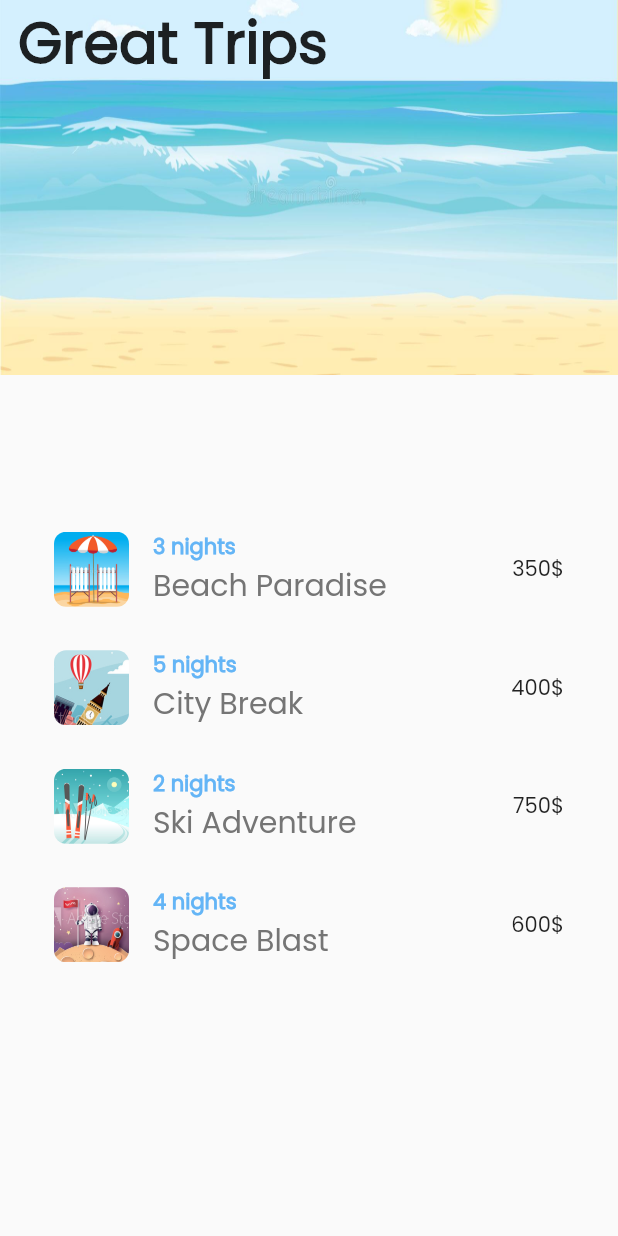
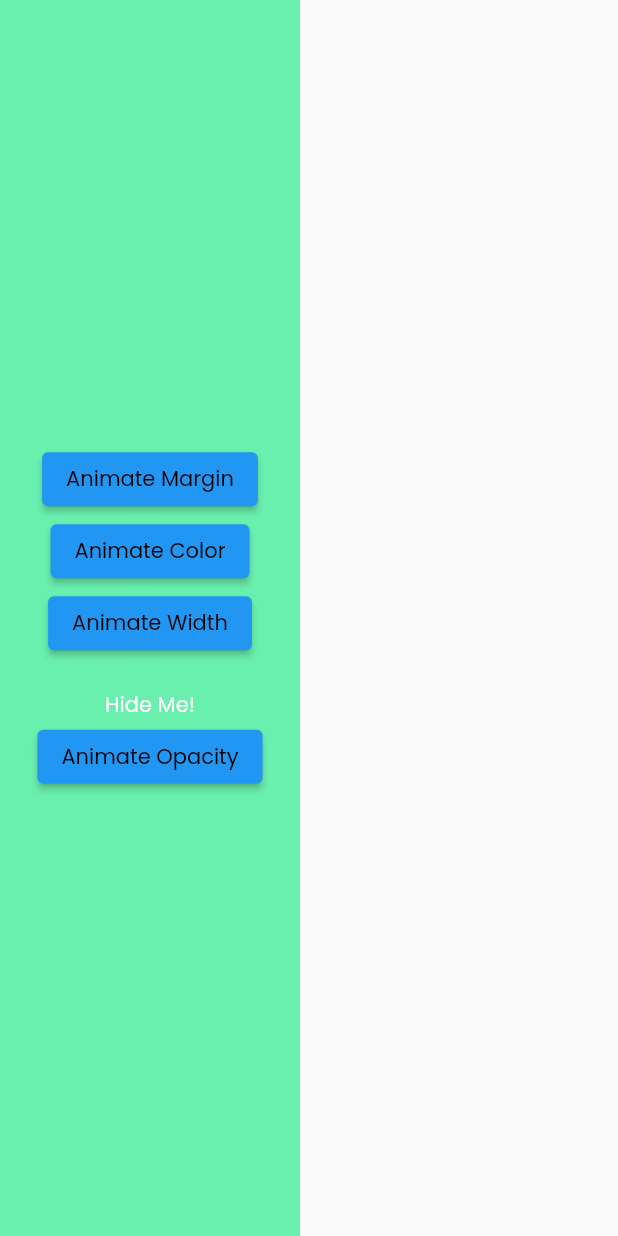
Before and after one commit to YosophAhmed/trips, a Flutter app: the screen it shows after launch, on a phone screen of 412 x 824 dp. Run offline on Flutter 3.47's test engine with Material 2 defaults, Android fonts, the light colour scheme and no system bars.

Commit message:
Latest Commit

```diff
--- a/lib/screens/home_screen.dart
+++ b/lib/screens/home_screen.dart
@@ -1,22 +1,17 @@
 import 'package:flutter/material.dart';
+import 'package:trips/widgets/app_title.dart';
 
 import '../widgets/trips_list_view.dart';
 
-class HomeScreen extends StatefulWidget {
+class HomeScreen extends StatelessWidget {
   static const String routeName = 'HomeScreen';
 
   const HomeScreen({Key? key}) : super(key: key);
 
   @override
-  State<HomeScreen> createState() => _HomeScreenState();
-}
-
-class _HomeScreenState extends State<HomeScreen> {
-  @override
   Widget build(BuildContext context) {
     return Scaffold(
-      body: SafeArea(
-        child: Column(
+      body: Column(
         children: [
           Stack(
             children: [
@@ -27,18 +22,7 @@ class _HomeScreenState extends State<HomeScreen> {
                   fit: BoxFit.fill,
                 ),
               ),
-                const Padding(
-                  padding: EdgeInsets.only(
-                    left: 12.0,
-                  ),
-                  child: Text(
-                    'Great Trips',
-                    style: TextStyle(
-                      fontSize: 38,
-                      fontWeight: FontWeight.bold,
-                    ),
-                  ),
-                ),
+              const AppTitle(),
             ],
           ),
           const SizedBox(
@@ -47,7 +31,7 @@ class _HomeScreenState extends State<HomeScreen> {
           const TripsListView(),
         ],
       ),
-      ),
     );
+    ;
   }
 }
--- /dev/null
+++ b/lib/screens/sandbox_screen.dart
@@ -0,0 +1,104 @@
+import 'package:flutter/material.dart';
+
+class SandBoxScreen extends StatefulWidget {
+  static const String routeName = 'SandBoxScreen';
+  const SandBoxScreen({Key? key}) : super(key: key);
+
+  @override
+  State<SandBoxScreen> createState() => _SandBoxScreenState();
+}
+
+class _SandBoxScreenState extends State<SandBoxScreen> {
+  double opacity = 1.0;
+  double margin = 0.0;
+  double width = 200.0;
+  Color color = Colors.greenAccent;
+
+  @override
+  Widget build(BuildContext context) {
+    return Scaffold(
+      body: AnimatedContainer(
+        duration: const Duration(
+          milliseconds: 900,
+        ),
+        margin: EdgeInsets.all(margin),
+        width: width,
+        color: color,
+        child: Column(
+          mainAxisAlignment: MainAxisAlignment.center,
+          crossAxisAlignment: CrossAxisAlignment.center,
+          children: [
+            ElevatedButton(
+              onPressed: () {
+                setState(() {
+                  margin = 100;
+                });
+              },
+              child: const Text(
+                'Animate Margin',
+                style: TextStyle(
+                  color: Colors.black,
+                ),
+              ),
+            ),
+            ElevatedButton(
+              onPressed: () {
+                setState(() {
+                  color = Colors.purple;
+                });
+              },
+              child: const Text(
+                'Animate Color',
+                style: TextStyle(
+                  color: Colors.black,
+                ),
+              ),
+            ),
+            ElevatedButton(
+              onPressed: () {
+                setState(() {
+                  width = 400;
+                });
+              },
+              child: const Text(
+                'Animate Width',
+                style: TextStyle(
+                  color: Colors.black,
+                ),
+              ),
+            ),
+            const SizedBox(
+              height: 20,
+            ),
+            AnimatedOpacity(
+                opacity: opacity,
+                duration: const Duration(
+                  milliseconds: 2000,
+                ),
+              child: const Text(
+                'Hide Me!',
+                style: TextStyle(
+                  color: Colors.white,
+                ),
+              ),
+            ),
+            ElevatedButton(
+              onPressed: () {
+                setState(() {
+                  opacity = 0;
+                });
+              },
+              child: const Text(
+                'Animate Opacity',
+                style: TextStyle(
+                  color: Colors.black,
+                ),
+              ),
+            ),
+
+          ],
+        ),
+      ),
+    );
+  }
+}
--- a/lib/trips_app.dart
+++ b/lib/trips_app.dart
@@ -1,6 +1,7 @@
 import 'package:flutter/material.dart';
 import 'package:trips/screens/details_screen.dart';
 import 'package:trips/screens/home_screen.dart';
+import 'package:trips/screens/sandbox_screen.dart';
 
 class TripsApp extends StatelessWidget {
   const TripsApp({Key? key}) : super(key: key);
@@ -14,10 +15,11 @@ class TripsApp extends StatelessWidget {
         fontFamily: 'Poppins',
       ),
       routes: {
-        HomeScreen.routeName : (context) => const HomeScreen(),
-        DetailsScreen.routeName : (context) => const DetailsScreen(),
+        HomeScreen.routeName: (context) => const HomeScreen(),
+        DetailsScreen.routeName: (context) => const DetailsScreen(),
+        SandBoxScreen.routeName: (context) => const SandBoxScreen(),
       },
-      initialRoute: HomeScreen.routeName,
+      initialRoute: SandBoxScreen.routeName,
     );
   }
 }
--- /dev/null
+++ b/lib/widgets/app_title.dart
@@ -0,0 +1,23 @@
+import 'package:flutter/material.dart';
+
+class AppTitle extends StatelessWidget {
+  const AppTitle({Key? key}) : super(key: key);
+
+  @override
+  Widget build(BuildContext context) {
+    return  const Padding(
+      padding: EdgeInsets.only(
+        left: 12.0,
+        top: 44,
+      ),
+      child: Text(
+        'Great Trips',
+        style: TextStyle(
+          fontSize: 38,
+          fontWeight: FontWeight.bold,
+          color: Colors.white,
+        ),
+      ),
+    );
+  }
+}
--- a/lib/widgets/trip_item.dart
+++ b/lib/widgets/trip_item.dart
@@ -15,7 +15,7 @@ class TripItem extends StatelessWidget {
   Widget build(BuildContext context) {
     return Padding(
       padding: const EdgeInsets.only(
-        bottom: 20.0,
+        bottom: 25.0,
         left: 20.0,
         right: 20.0,
       ),
--- a/lib/widgets/trips_list_view.dart
+++ b/lib/widgets/trips_list_view.dart
@@ -9,6 +9,7 @@ class TripsListView extends StatelessWidget {
   Widget build(BuildContext context) {
     return Expanded(
       child: ListView.builder(
+        physics: const BouncingScrollPhysics(),
         itemCount: TripData.trips.length,
         itemBuilder: (context, index) => TripItem(
           tripModel: TripData.trips[index],
```
Lines whose indentation alone changed are shown as unchanged.
